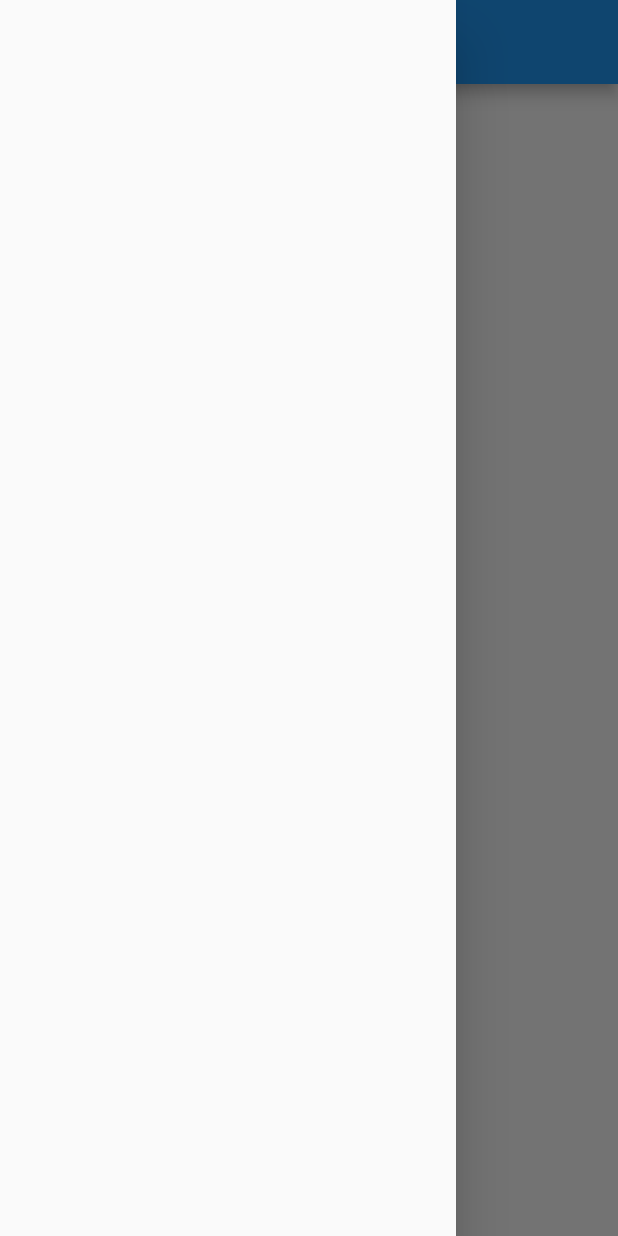
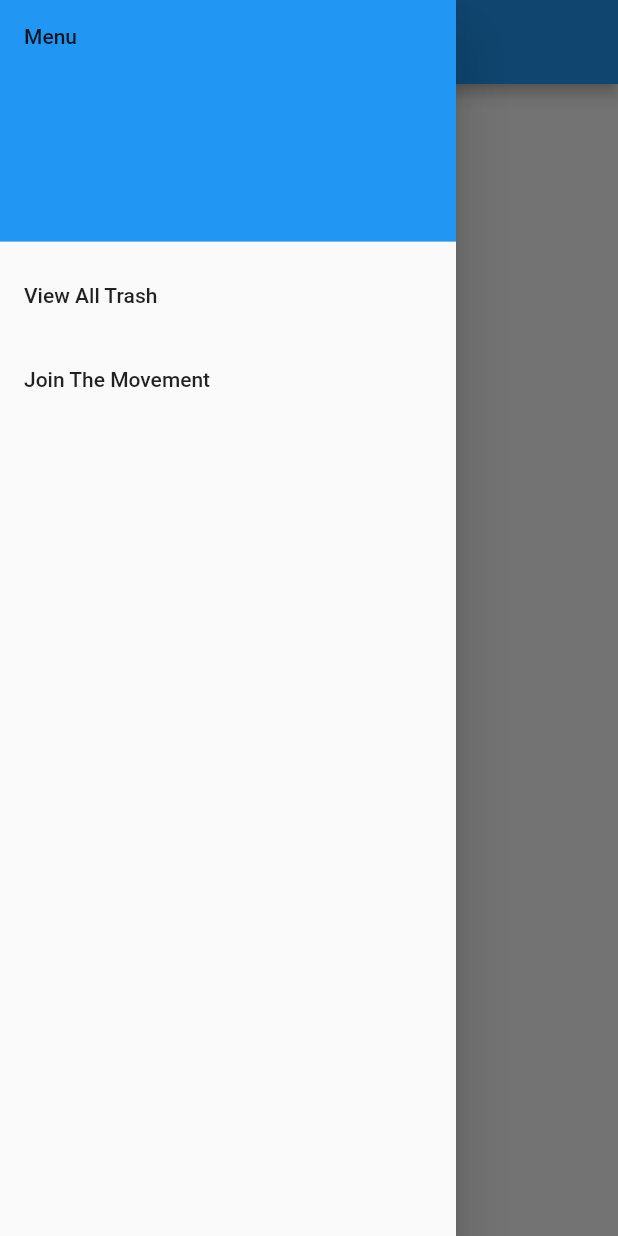
Before and after one commit to DerickT02/trashapp, a Flutter app: the screen it shows after launch, with the side drawer open, on a phone screen of 412 x 824 dp. Run offline on Flutter 3.47's test engine with Material 2 defaults, Android fonts, the phone set to English and light mode, and no system bars.

Commit message:
Start trash page

```diff
--- a/lib/main.dart
+++ b/lib/main.dart
@@ -1,4 +1,6 @@
 import 'package:flutter/material.dart';
+import 'package:trashapp/pages/trashlist.dart';
+
 
 void main() {
   runApp(const MyApp());
@@ -9,13 +11,16 @@ void main() {
     const MyApp({super.key});
     @override
     Widget build(BuildContext context){
-      return MaterialApp(
+      return const MaterialApp(
         home: MyHome(),
       );
     }
   }
 
+
+
   class MyHome extends StatelessWidget{
+    const MyHome({super.key});
     @override
     Widget build(BuildContext context){
       return Scaffold(
@@ -33,7 +38,30 @@ void main() {
           ),
 
         ),
-        drawer: Drawer(),
+        drawer: Drawer(
+          child: ListView(
+            children: [
+              const DrawerHeader(
+                decoration: BoxDecoration(
+                  color: Colors.blue,
+                ),
+
+                child: Text("Menu"),
+              ),
+              ListTile(
+                title: Text("View All Trash"),
+                onTap: () {
+                  Navigator.push(
+                    context, MaterialPageRoute(builder:(context) => const TrashList(),)
+                  );
+                },
+              ),
+              ListTile(
+                title: Text("Join The Movement"),
+              )
+            ],
+          ),
+        ),
       );
     }
 
```
Also changed, not shown: lib/pages/trashlist.dart (added, +33 -0 lines), lib/pages/jointhemovement.dart (added).
